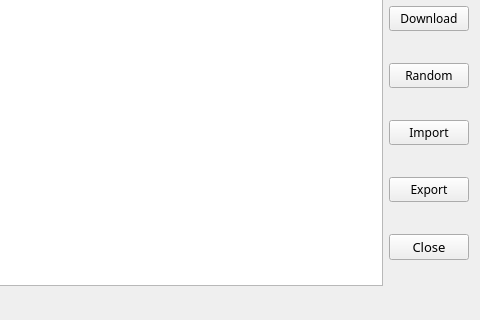
flamboyantpenguin/wikilynx, file wikiLYNX/ui/levelmanager.ui: the form before one commit; both pictures show x 520 to 1000 and y 209 to 529 of the 1000 by 529 pixel window.
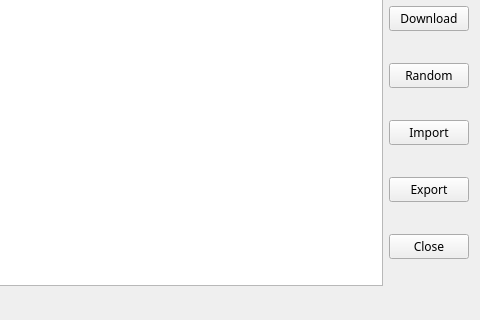
The form after the commit. Icons and pictures are not drawn.

What changed in the file:
```diff
--- a/wikiLYNX/ui/levelmanager.ui
+++ b/wikiLYNX/ui/levelmanager.ui
@@ -290,7 +290,6 @@
          <property name="font">
           <font>
            <family>Comfortaa</family>
-           <pointsize>10</pointsize>
            <bold>false</bold>
            <hintingpreference>PreferNoHinting</hintingpreference>
           </font>
```
